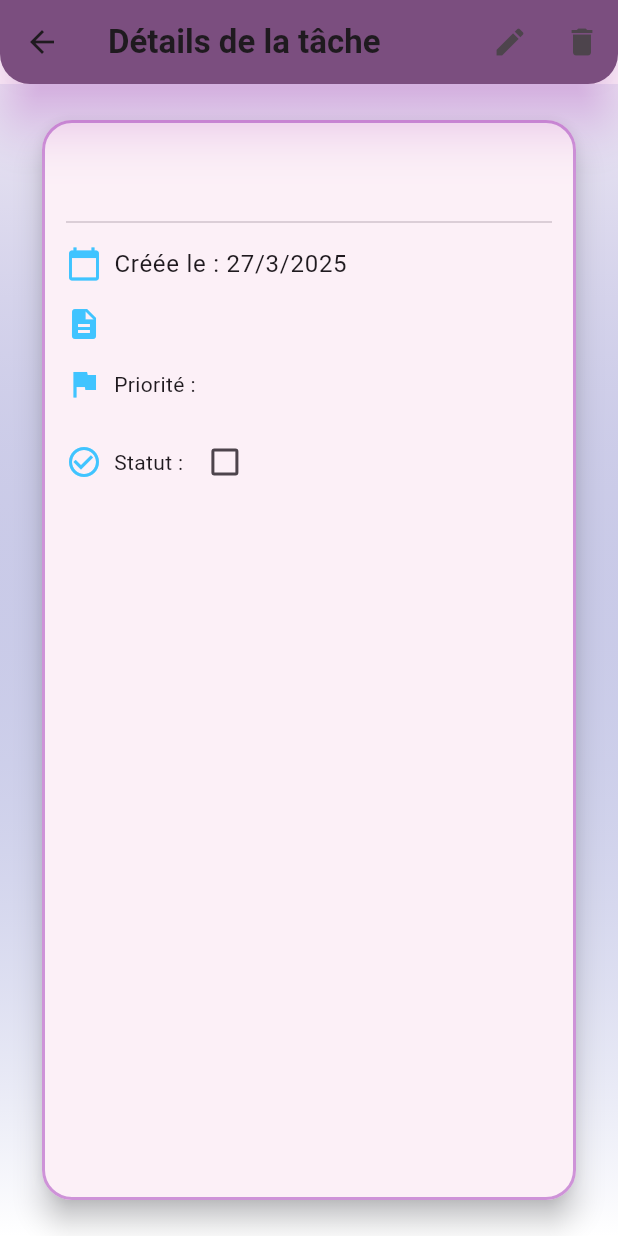
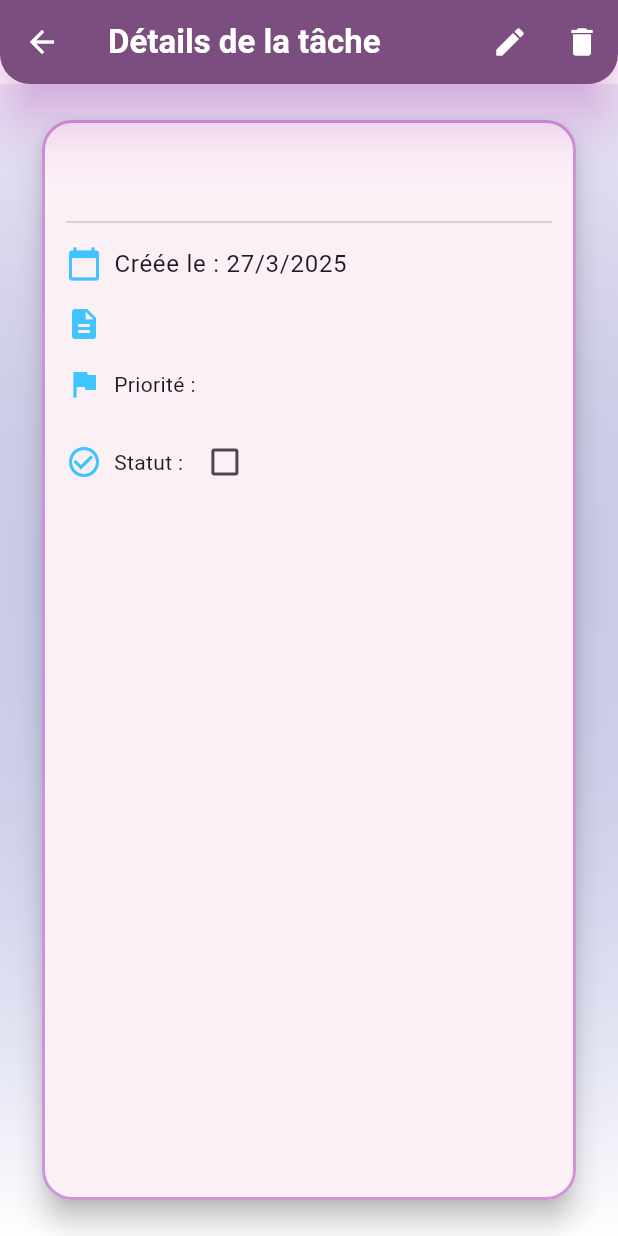
Before and after one commit to GaTcha-Sama/TaskManagerFlutter, a Flutter app: the DetailsScreen screen opened directly with empty values, on a phone screen of 412 x 824 dp. Run offline on Flutter 3.47's test engine with Material 3 defaults, Android fonts, the phone set to English and light mode, and no system bars; our stand-ins replace cloud_firestore, firebase_auth, firebase_core; accounts and stored records are empty; Roboto replaces fonts that are missing (Comic Sans MS); statements that could not run were skipped.

Commit message:
Modify: change color navbar detail screen

```diff
--- a/lib/screens/details_screen.dart
+++ b/lib/screens/details_screen.dart
@@ -53,8 +53,12 @@ class _DetailsScreenState extends State<DetailsScreen> {
 
     return Scaffold(
       appBar: AppBar(
-        title: const Text("Détails de la tâche"),
+        title: const Text(
+          "Détails de la tâche",
+          style: TextStyle(color: Colors.white),
+        ),
         backgroundColor: Theme.of(context).colorScheme.primary,
+        iconTheme: const IconThemeData(color: Colors.white),
         actions: [
           IconButton(
             icon: Icon(_isEditing ? Icons.save : Icons.edit),
```
